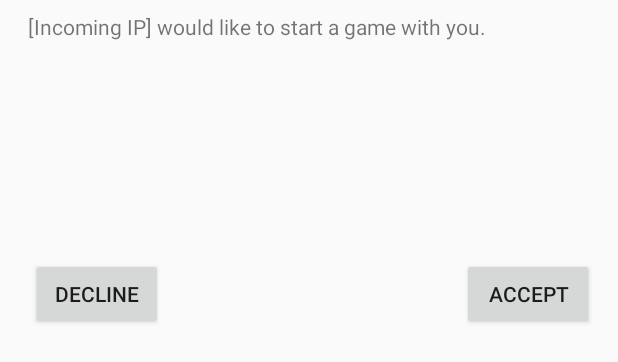
After one commit to HawkinsBA/RPSLS, an Android app: the layout invite_dialog.xml on its own in the app's theme, with its tools: preview values and no code run, on a phone screen of 412 x 824 dp. The commit adds this screen. Shown: the top 362 px of the screen. Run offline under Robolectric (Android 15) with nearby library versions, the phone set to English and light mode, and no system bars; network calls fail.

Commit message:
Update MainActivity.java, ServerListender.java, and GameScreen.java
I think this should get invites to work on MainActivity.java, but we still need to test it out.

```diff
--- a/app/src/main/java/com/example/rpsls/GameScreen.java
+++ b/app/src/main/java/com/example/rpsls/GameScreen.java
@@ -22,7 +22,7 @@ public class GameScreen extends AppCompatActivity {
         super.onCreate(savedInstanceState);
         setContentView(R.layout.activity_game_screen);
 
-        setUpServer();
+        //setUpServer();
 
         final TextView clientIP = findViewById(R.id.opponentIP);
         TextView result = findViewById(R.id.roundResult);
@@ -97,6 +97,7 @@ public class GameScreen extends AppCompatActivity {
         });
     }
 
+    /*
     private void setUpServer(){
         new Thread(new Runnable() {
             @Override
@@ -121,5 +122,6 @@ public class GameScreen extends AppCompatActivity {
             Log.e(GameScreen.class.getName(), "Could not connect to server");
         }
     }
+    */
 
 }
--- a/app/src/main/java/com/example/rpsls/ServerListener.java
+++ b/app/src/main/java/com/example/rpsls/ServerListener.java
@@ -1,7 +1,5 @@
 package com.example.rpsls;
 
-import java.net.Socket;
-
 public interface ServerListener {
-    void notifyConnection(Socket target);
+    void notifyConnection(String target);
 }
--- /dev/null
+++ b/app/src/main/res/layout/invite_dialog.xml
@@ -0,0 +1,43 @@
+<?xml version="1.0" encoding="utf-8"?>
+<android.support.constraint.ConstraintLayout
+    xmlns:android="http://schemas.android.com/apk/res/android"
+    xmlns:app="http://schemas.android.com/apk/res-auto"
+    xmlns:tools="http://schemas.android.com/tools"
+    android:layout_width="match_parent"
+    android:layout_height="match_parent">
+
+    <Button
+        android:id="@+id/decline"
+        android:layout_width="wrap_content"
+        android:layout_height="wrap_content"
+        android:layout_marginStart="16dp"
+        android:layout_marginTop="8dp"
+        android:layout_marginEnd="8dp"
+        android:text="Decline"
+        app:layout_constraintEnd_toStartOf="@+id/accept"
+        app:layout_constraintHorizontal_bias="0.024"
+        app:layout_constraintStart_toStartOf="parent"
+        app:layout_constraintTop_toBottomOf="@+id/inviteText" />
+
+    <Button
+        android:id="@+id/accept"
+        android:layout_width="wrap_content"
+        android:layout_height="wrap_content"
+        android:layout_marginTop="8dp"
+        android:layout_marginEnd="16dp"
+        android:text="Accept"
+        app:layout_constraintEnd_toEndOf="parent"
+        app:layout_constraintTop_toBottomOf="@+id/inviteText" />
+
+    <TextView
+        android:id="@+id/inviteText"
+        android:layout_width="375dp"
+        android:layout_height="156dp"
+        android:layout_marginStart="8dp"
+        android:layout_marginTop="8dp"
+        android:layout_marginEnd="8dp"
+        android:text="[Incoming IP] would like to start a game with you."
+        app:layout_constraintEnd_toEndOf="parent"
+        app:layout_constraintStart_toStartOf="parent"
+        app:layout_constraintTop_toTopOf="parent" />
+</android.support.constraint.ConstraintLayout>
```
Also changed, not shown: app/src/main/java/com/example/rpsls/MainActivity.java (+66 -22 lines).
